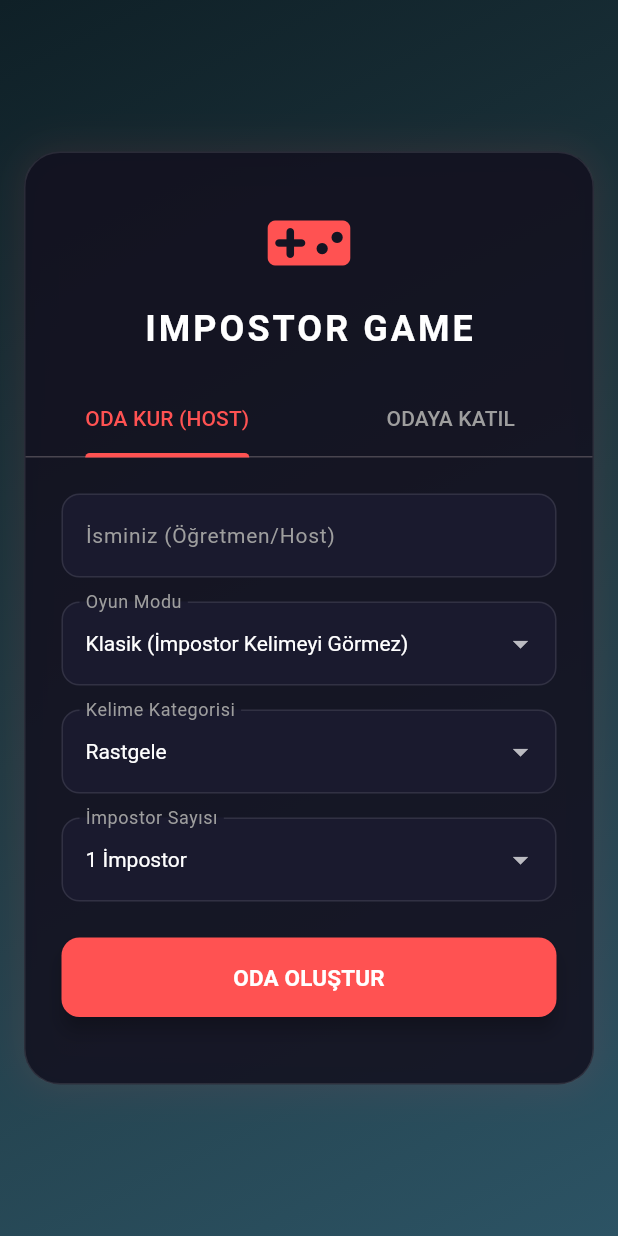
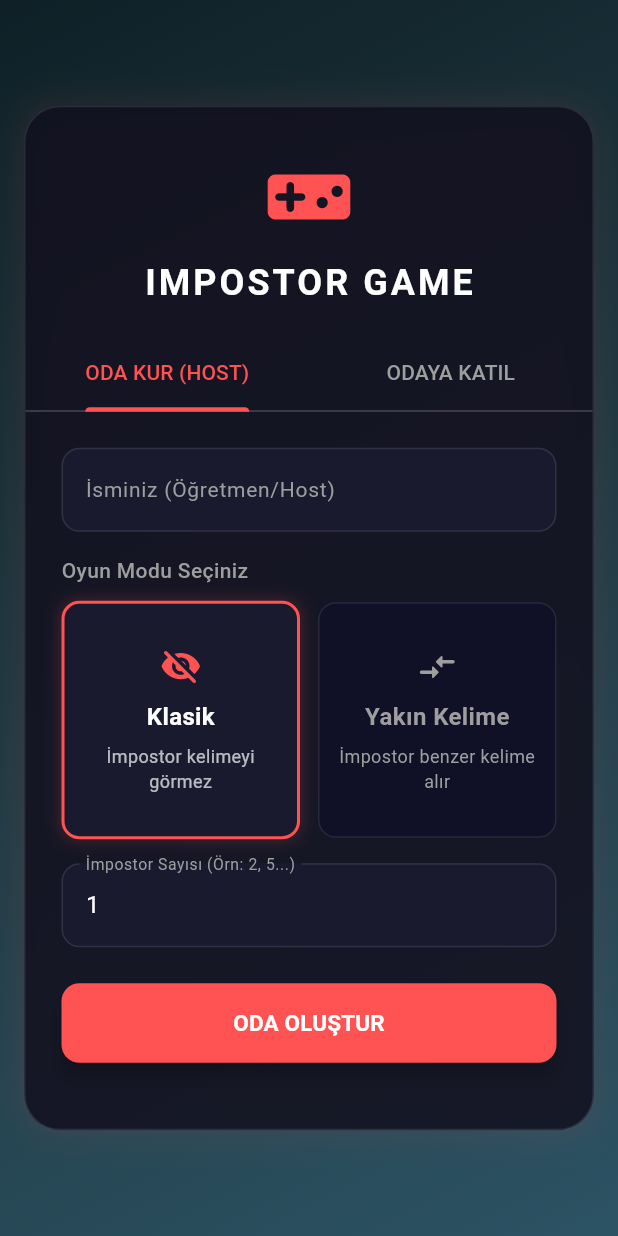
Before and after one commit to TubaYlmaz/imposter_game, a Flutter app: the screen it shows after launch, on a phone screen of 412 x 824 dp. Run offline on Flutter 3.47's test engine with Material 3 defaults, Android fonts, the phone set to English and light mode, and no system bars.

Commit message:
oyun mode seçim kartı ve imp seçim kısımları düzeltildi

```diff
--- a/lib/screens/host_login_screen.dart
+++ b/lib/screens/host_login_screen.dart
@@ -2,7 +2,7 @@
 
 import 'dart:convert';
 import 'package:flutter/material.dart';
-import 'package:flutter/services.dart'; // dictionary.json okumak için eklendi kanka
+import 'package:flutter/services.dart'; // Rakam sınırlaması ve JSON okumak için kanka
 import 'host_screen.dart';
 import 'player_screen.dart';
 
@@ -20,11 +20,13 @@ class _HostLoginScreenState extends State<HostLoginScreen> with SingleTickerProv
   final TextEditingController _roomCodeController = TextEditingController();
 
   // =========================================================================
-  // ⚙️ YENİ EKLENEN YER: HOST AYAR DEĞİŞKENLERİ
+  // ⚙️ GÜNCELLENEN YER: HOST AYAR DEĞİŞKENLERİ VE CONTROLLER
   // =========================================================================
   String _selectedMod = 'Klasik';
   String _selectedCategory = 'Rastgele';
-  int _selectedImpostorCount = 1;
+
+  // İmpostor sayısını klavyeden elle almak için text controller ekledik kanka
+  final TextEditingController _impostorCountController = TextEditingController(text: '1');
 
   final List<String> _oyunModlari = ['Klasik', 'Yakin Kelime'];
   List<String> _kategoriler = ['Rastgele'];
@@ -60,6 +62,7 @@ class _HostLoginScreenState extends State<HostLoginScreen> with SingleTickerProv
     _hostNameController.dispose();
     _playerNameController.dispose();
     _roomCodeController.dispose();
+    _impostorCountController.dispose(); // Bellek sızıntısı yapmasın diye dispose ediyoruz kanka
     super.dispose();
   }
 
@@ -131,7 +134,6 @@ class _HostLoginScreenState extends State<HostLoginScreen> with SingleTickerProv
                           )
                         : IntrinsicHeight(
                             child: SizedBox(
-                              // Dropdownlar gelince sığması için yüksekliği otomatik veya daha esnek bıraktık kanka
                               width: double.infinity,
                               child: AnimatedBuilder(
                                 animation: _tabController,
@@ -158,7 +160,7 @@ class _HostLoginScreenState extends State<HostLoginScreen> with SingleTickerProv
     );
   }
 
-  // 1. Sekme: ODA KURMA FORMU (YENİ SEÇENEKLERLE BERABER 🚀)
+  // 1. Sekme: ODA KURMA FORMU 🚀
   Widget _buildHostForm() {
     return Padding(
       padding: const EdgeInsets.all(24.0),
@@ -183,54 +185,183 @@ class _HostLoginScreenState extends State<HostLoginScreen> with SingleTickerProv
             ),
             const SizedBox(height: 16),
 
-            // 1. Oyun Modu Seçimi Dropdown
-            DropdownButtonFormField<String>(
-              value: _selectedMod,
-              style: const TextStyle(color: Colors.white, fontSize: 14),
-              decoration: InputDecoration(
-                labelText: 'Oyun Modu',
-                labelStyle: const TextStyle(color: Colors.grey),
-                filled: true,
-                fillColor: const Color(0xFF1A1A2E),
-                enabledBorder: OutlineInputBorder(borderSide: const BorderSide(color: Colors.white10), borderRadius: BorderRadius.circular(12)),
-                focusedBorder: OutlineInputBorder(borderSide: const BorderSide(color: Colors.redAccent, width: 2), borderRadius: BorderRadius.circular(12)),
+            // OYUN MODU SEÇİM KARTLARI 🚀
+            // =========================================================================
+            const Text(
+              'Oyun Modu Seçiniz',
+              style: TextStyle(
+                color: Colors.grey,
+                fontSize: 14,
+                fontWeight: FontWeight.w500,
               ),
-              items: _oyunModlari.map((mod) => DropdownMenuItem(value: mod, child: Text(mod == 'Klasik' ? 'Klasik (İmpostor Kelimeyi Görmez)' : 'Yakın Kelime (Farklı Kelime)'))).toList(),
-              onChanged: (val) => setState(() => _selectedMod = val!),
+            ),
+            const SizedBox(height: 10),
+
+            // 🛡️ RepaintBoundary ile kartların sınırını çizdik, ekranın kalanı artık titremiyor!
+            RepaintBoundary(
+              child: Row(
+                children: [
+                  // 1. Kart: Klasik Mod
+                  Expanded(
+                    child: GestureDetector(
+                      onTap: () {
+                        setState(() {
+                          _selectedMod = 'Klasik';
+                        });
+                      },
+                      child: AnimatedContainer(
+                        duration: const Duration(milliseconds: 150), // Daha seri ve akıcı geçiş kanka
+                        curve: Curves.easeInOut, // Yumuşak ivmelenme eğrisi
+                        padding: const EdgeInsets.symmetric(vertical: 28, horizontal: 8), // İstediğin gibi dolgun yükseklik
+                        decoration: BoxDecoration(
+                          color: _selectedMod == 'Klasik'
+                              ? const Color(0xFF1A1A2E)
+                              : const Color(0xFF101026),
+                          borderRadius: BorderRadius.circular(12),
+                          border: Border.all(
+                            color: _selectedMod == 'Klasik'
+                                ? Colors.redAccent
+                                : Colors.white10,
+                            width: _selectedMod == 'Klasik' ? 2 : 1,
+                          ),
+                          boxShadow: _selectedMod == 'Klasik'
+                              ? [
+                                  BoxShadow(
+                                    color: Colors.redAccent.withOpacity(0.2),
+                                    blurRadius: 8,
+                                    spreadRadius: 1,
+                                  )
+                                ]
+                              : [],
+                        ),
+                        child: Column(
+                          mainAxisSize: MainAxisSize.min,
+                          children: [
+                            Icon(
+                              Icons.visibility_off_rounded,
+                              color: _selectedMod == 'Klasik'
+                                  ? Colors.redAccent
+                                  : Colors.grey,
+                              size: 28,
+                            ),
+                            const SizedBox(height: 8),
+                            Text(
+                              'Klasik',
+                              style: TextStyle(
+                                color: _selectedMod == 'Klasik'
+                                    ? Colors.white
+                                    : Colors.grey,
+                                fontWeight: FontWeight.bold,
+                                fontSize: 16, // Büyüttüğümüz yeni font boyutu
+                              ),
+                            ),
+                            const SizedBox(height: 6),
+                            Text(
+                              'İmpostor kelimeyi görmez',
+                              textAlign: TextAlign.center,
+                              style: TextStyle(
+                                color: _selectedMod == 'Klasik'
+                                    ? Colors.white70
+                                    : Colors.grey,
+                                fontSize: 12, // Büyüttüğümüz açıklama font boyutu
+                              ),
+                            ),
+                          ],
+                        ),
+                      ),
+                    ),
+                  ),
+                  const SizedBox(width: 12),
+
+                  // 2. Kart: Yakın Kelime Modu
+                  Expanded(
+                    child: GestureDetector(
+                      onTap: () {
+                        setState(() {
+                          _selectedMod = 'Yakin Kelime';
+                        });
+                      },
+                      child: AnimatedContainer(
+                        duration: const Duration(milliseconds: 150),
+                        curve: Curves.easeInOut,
+                        padding: const EdgeInsets.symmetric(vertical: 28, horizontal: 8),
+                        decoration: BoxDecoration(
+                          color: _selectedMod == 'Yakin Kelime'
+                              ? const Color(0xFF1A1A2E)
+                              : const Color(0xFF101026),
+                          borderRadius: BorderRadius.circular(12),
+                          border: Border.all(
+                            color: _selectedMod == 'Yakin Kelime'
+                                ? Colors.redAccent
+                                : Colors.white10,
+                            width: _selectedMod == 'Yakin Kelime' ? 2 : 1,
+                          ),
+                          boxShadow: _selectedMod == 'Yakin Kelime'
+                              ? [
+                                  BoxShadow(
+                                    color: Colors.redAccent.withOpacity(0.2),
+                                    blurRadius: 8,
+                                    spreadRadius: 1,
+                                  )
+                                ]
+                              : [],
+                        ),
+                        child: Column(
+                          mainAxisSize: MainAxisSize.min,
+                          children: [
+                            Icon(
+                              Icons.compare_arrows_rounded,
+                              color: _selectedMod == 'Yakin Kelime'
+                                  ? Colors.redAccent
+                                  : Colors.grey,
+                              size: 28,
+                            ),
+                            const SizedBox(height: 8),
+                            Text(
+                              'Yakın Kelime',
+                              style: TextStyle(
+                                color: _selectedMod == 'Yakin Kelime'
+                                    ? Colors.white
+                                    : Colors.grey,
+                                fontWeight: FontWeight.bold,
+                                fontSize: 16,
+                              ),
+                            ),
+                            const SizedBox(height: 6),
+                            Text(
+                              'İmpostor benzer kelime alır',
+                              textAlign: TextAlign.center,
+                              style: TextStyle(
+                                color: _selectedMod == 'Yakin Kelime'
+                                    ? Colors.white70
+                                    : Colors.grey,
+                                fontSize: 12,
+                              ),
+                            ),
+                          ],
+                        ),
+                      ),
+                    ),
+                  ),
+                ],
+              ),
             ),
             const SizedBox(height: 16),
 
-            // 2. Kategori Seçimi Dropdown (JSON'dan Dinamik Besleniyor kanka)
-            DropdownButtonFormField<String>(
-              value: _selectedCategory,
-              style: const TextStyle(color: Colors.white, fontSize: 14),
+            // 🛠️ 3. ARADIĞIN YER: İmpostor Sayısı Serbest Metin Giriş Alanı (Sadece Rakam Kabul Eder)
+            TextField(
+              controller: _impostorCountController,
+              keyboardType: TextInputType.number, // Sadece sayı klavyesini açar kanka
+              inputFormatters: [FilteringTextInputFormatter.digitsOnly], // Harf yazmayı tamamen engeller
+              style: const TextStyle(color: Colors.white),
               decoration: InputDecoration(
-                labelText: 'Kelime Kategorisi',
-                labelStyle: const TextStyle(color: Colors.grey),
+                labelText: 'İmpostor Sayısı (Örn: 2, 5...)',
+                labelStyle: const TextStyle(color: Colors.grey, fontSize: 14),
                 filled: true,
                 fillColor: const Color(0xFF1A1A2E),
-                enabledBorder: OutlineInputBorder(borderSide: const BorderSide(color: Colors.white10), borderRadius: BorderRadius.circular(12)),
-                focusedBorder: OutlineInputBorder(borderSide: const BorderSide(color: Colors.redAccent, width: 2), borderRadius: BorderRadius.circular(12)),
+                focusedBorder: OutlineInputBorder(borderRadius: BorderRadius.circular(12), borderSide: const BorderSide(color: Colors.redAccent, width: 2)),
+                enabledBorder: OutlineInputBorder(borderRadius: BorderRadius.circular(12), borderSide: const BorderSide(color: Colors.white10)),
               ),
-              items: _kategoriler.map((kat) => DropdownMenuItem(value: kat, child: Text(kat))).toList(),
-              onChanged: (val) => setState(() => _selectedCategory = val!),
-            ),
-            const SizedBox(height: 16),
-
-            // 3. İmpostor Sayısı Seçimi Dropdown
-            DropdownButtonFormField<int>(
-              value: _selectedImpostorCount,
-              style: const TextStyle(color: Colors.white, fontSize: 14),
-              decoration: InputDecoration(
-                labelText: 'İmpostor Sayısı',
-                labelStyle: const TextStyle(color: Colors.grey),
-                filled: true,
-                fillColor: const Color(0xFF1A1A2E),
-                enabledBorder: OutlineInputBorder(borderSide: const BorderSide(color: Colors.white10), borderRadius: BorderRadius.circular(12)),
-                focusedBorder: OutlineInputBorder(borderSide: const BorderSide(color: Colors.redAccent, width: 2), borderRadius: BorderRadius.circular(12)),
-              ),
-              items: [1, 2, 3].map((count) => DropdownMenuItem(value: count, child: Text('$count İmpostor'))).toList(),
-              onChanged: (val) => setState(() => _selectedImpostorCount = val!),
             ),
             const SizedBox(height: 24),
 
@@ -244,15 +375,20 @@ class _HostLoginScreenState extends State<HostLoginScreen> with SingleTickerProv
                   return;
                 }
 
-                // Seçilen ayarları bir sonraki ekrana paslıyoruz kanka
-                // host_login_screen.dart içindeki ODA OLUŞTUR butonunun onPressed içi:
+                // 🔮 Metinden Sayıya Dönüşüm Sihri:
+                // Yazılan yazıyı (Örn: '5') alıp int sayıya (5) dönüştürüyoruz kanka kanka.
+                // Boş bırakılırsa veya hata olursa direkt 1 yapıyor patlamasın diye.
+                int parsedImpostorCount = int.tryParse(_impostorCountController.text.trim()) ?? 1;
+                if (parsedImpostorCount < 1) parsedImpostorCount = 1;
+
+                // Seçilen ve dönüştürülen ayarları bir sonraki ekrana paslıyoruz kanka
                 Navigator.push(
                   context,
                   MaterialPageRoute(
                     builder: (context) => HostScreen(
                       gameMode: _selectedMod,
                       category: _selectedCategory,
-                      impostorCount: _selectedImpostorCount,
+                      impostorCount: parsedImpostorCount, // 👈 Dönüştürülmüş sayı gidiyor!
                     ),
                   ),
                 );
@@ -312,7 +448,7 @@ class _HostLoginScreenState extends State<HostLoginScreen> with SingleTickerProv
 
               if (pName.isEmpty || rCode.isEmpty) {
                 ScaffoldMessenger.of(context).showSnackBar(
-                  const SnackBar(content: Text('Lütfen isim ve oda kodunu eksikosiz doldurun!')),
+                  const SnackBar(content: Text('Lütfen isim ve oda kodunu eksiksiz doldurun!')),
                 );
                 return;
               }
```
